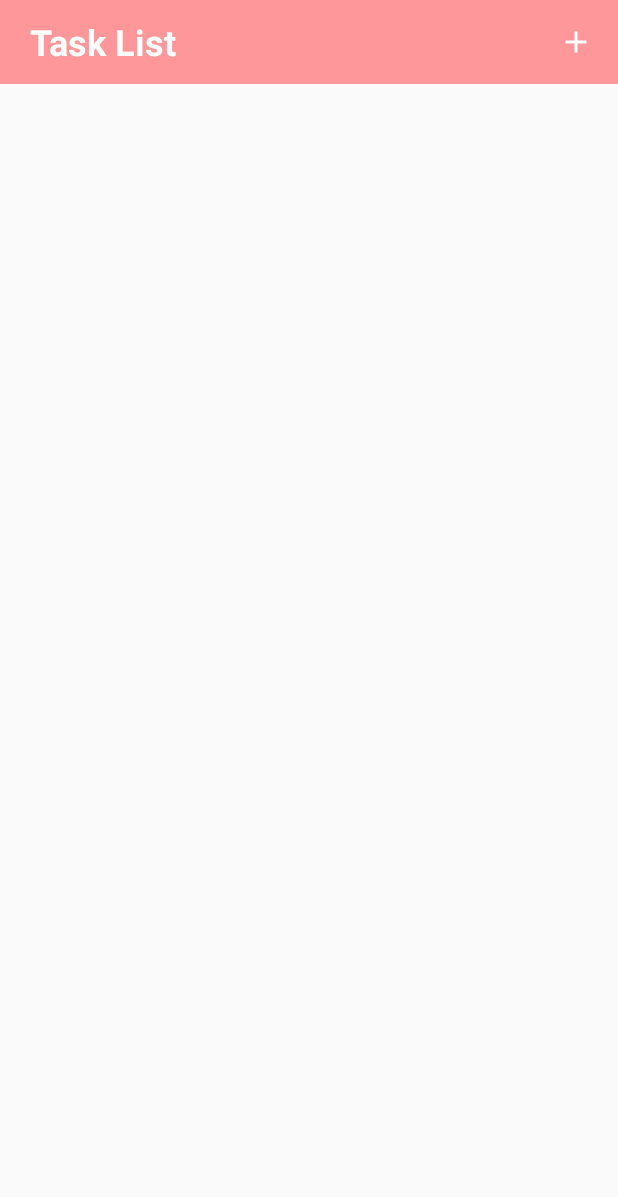
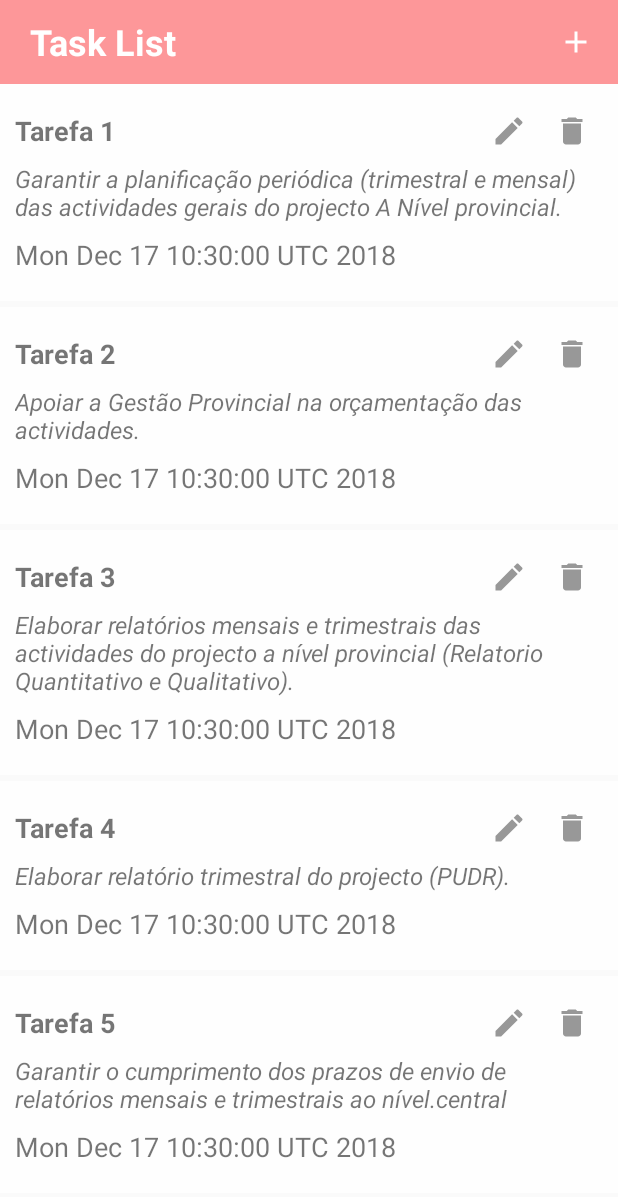
Before and after one commit to pedroafonsouza/Lista, an Android app: the screen it shows after launch (MainActivity), on a phone screen of 412 x 824 dp. Shown: the top 1197 px of the screen. Run offline under Robolectric (Android 15) with nearby library versions, the phone set to English and light mode, and no system bars; libraries missing offline, so code that uses them is left out: com.j256.ormlite; 1 statement that could not run was skipped.

Commit message:
Updating DAO

```diff
--- a/app/src/main/java/com/example/framework/lista/Model/Business/TaskBusiness.java
+++ b/app/src/main/java/com/example/framework/lista/Model/Business/TaskBusiness.java
@@ -1,40 +1,51 @@
 package com.example.framework.lista.Model.Business;
 
+import com.example.framework.lista.Model.DAO.TaskDAO;
 import com.example.framework.lista.Model.DTO.Task;
+import com.example.framework.lista.View.Activity.MainActivity;
+import com.example.framework.utils.DatabaseHelper;
 
+import java.sql.SQLDataException;
+import java.sql.SQLException;
 import java.util.ArrayList;
 import java.util.Date;
 import java.util.List;
 
+import static com.example.framework.utils.DatabaseHelper.databaseName;
+
 public class TaskBusiness {
+
+
+    private DatabaseHelper dh;
+    private TaskDAO taskDAO;
 
     public List<Task> getList() {
 
+        dh = new DatabaseHelper(TaskBusiness.this, databaseName);
 
         ArrayList<Task> tasks = new ArrayList<>();
 
-        try
-        {
-            throw new NullPointerException("demo");
 
-        }
-        catch(NullPointerException e)
-        {
-            System.out.println("Caught inside fun().");
-            throw e; // rethrowing the exception
-        }
 
-/*        throw new Exception("Teste");
+
         tasks.add(new Task("Tarefa 1", "Garantir a planificação periódica (trimestral e mensal) das actividades gerais do projecto A Nível provincial.", new Date()));
         tasks.add(new Task("Tarefa 2", "Apoiar a Gestão Provincial na orçamentação das actividades.", new Date()));
         tasks.add(new Task("Tarefa 3", "Elaborar relatórios mensais e trimestrais das actividades do projecto a nível provincial (Relatorio Quantitativo e Qualitativo).", new Date()));
         tasks.add(new Task("Tarefa 4", "Elaborar relatório trimestral do projecto (PUDR).", new Date()));
         tasks.add(new Task("Tarefa 5", "Garantir o cumprimento dos prazos de envio de relatórios mensais e trimestrais ao nível." +
                 "central", new Date()));
-*/
+
+
+        try {
+            taskDAO = new TaskDAO(dh.getConnectionSource());
+
+        }catch (SQLException e) {
+            e.printStackTrace();
+        }
 
         return tasks;
+    }
+
+
 
     }
-
-}
--- a/app/src/main/java/com/example/framework/lista/Model/DAO/TaskDAO.java
+++ b/app/src/main/java/com/example/framework/lista/Model/DAO/TaskDAO.java
@@ -9,7 +9,7 @@ import java.sql.SQLException;
 public class TaskDAO extends BaseDaoImpl<Task, Integer> {
 
 
-    protected TaskDAO(ConnectionSource cs) throws SQLException {
+    public TaskDAO(ConnectionSource cs) throws SQLException {
         super(Task.class);
         setConnectionSource(cs);
         initialize();
--- a/app/src/main/java/com/example/framework/lista/Model/DTO/Task.java
+++ b/app/src/main/java/com/example/framework/lista/Model/DTO/Task.java
@@ -33,8 +33,6 @@ public class Task implements Serializable {
 
     public Task() {
 
-
-
     }
 
     public String getName() {
--- a/app/src/main/java/com/example/framework/lista/Presenter/MainPresenter.java
+++ b/app/src/main/java/com/example/framework/lista/Presenter/MainPresenter.java
@@ -40,6 +40,7 @@ public class MainPresenter {
 
             //sucess
             List<Task> tasks = taskBusiness.getList();
+            if(tasks == null) throw new Exception();
             contract.listLoaded(tasks);
         }catch (Exception e) {
             //error
--- a/app/src/main/java/com/example/framework/lista/View/Activity/MainActivity.java
+++ b/app/src/main/java/com/example/framework/lista/View/Activity/MainActivity.java
@@ -27,8 +27,7 @@ import com.example.framework.utils.DatabaseHelper;
 public class MainActivity extends AppCompatActivity implements MainPresenter.MainContract{
 
 
-    private DatabaseHelper dh;
-    private TaskDAO taskDAO;
+
 
     private RecyclerView mRecyclerView;
     private RecyclerView.Adapter mAdapter;
@@ -102,7 +101,8 @@ public class MainActivity extends AppCompatActivity implements MainPresenter.Mai
     @Override
     public void listError(String error) {
 
-        Toast.makeText(MainActivity.this, error, Toast.LENGTH_LONG);
+        Toast.makeText(MainActivity.this, error, Toast.LENGTH_LONG).show();
+
 
     }
 }
--- a/app/src/main/java/com/example/framework/utils/DatabaseHelper.java
+++ b/app/src/main/java/com/example/framework/utils/DatabaseHelper.java
@@ -3,6 +3,7 @@ package com.example.framework.utils;
 import android.content.Context;
 import android.database.sqlite.SQLiteDatabase;
 
+import com.example.framework.lista.Model.Business.TaskBusiness;
 import com.example.framework.lista.Model.DTO.Task;
 import com.j256.ormlite.android.apptools.OrmLiteSqliteOpenHelper;
 import com.j256.ormlite.support.ConnectionSource;
@@ -14,10 +15,10 @@ import java.sql.SQLException;
 
 public class DatabaseHelper extends OrmLiteSqliteOpenHelper {
 
-    private static final String databaseName = "taskDB";
+    public static final String databaseName = "taskDB";
     private static final int databaseVersion = 1;
 
-    public DatabaseHelper(Context context, String databaseName, SQLiteDatabase.CursorFactory factory, int databaseVersion) {
+    public DatabaseHelper(TaskBusiness context, String databaseName) {
         super(context, databaseName, null, databaseVersion);
     }
 
@@ -25,11 +26,13 @@ public class DatabaseHelper extends OrmLiteSqliteOpenHelper {
     @Override
     public void onCreate(SQLiteDatabase sd, ConnectionSource cs) {
 
-        try {
-            TableUtils.createTable(cs, Task.class);
-        } catch (SQLException e) {
-            e.printStackTrace();
-        }
+        String sql = "CREATE TABLE " + databaseName +
+                "( id INTEGER PRIMARY KEY," +
+                " name TEXT UNIQUE NOT NULL," +
+                " description TEXT," +
+                " date TEXT" +
+                ");";
+        sd.execSQL(sql);
 
     }
 
```
